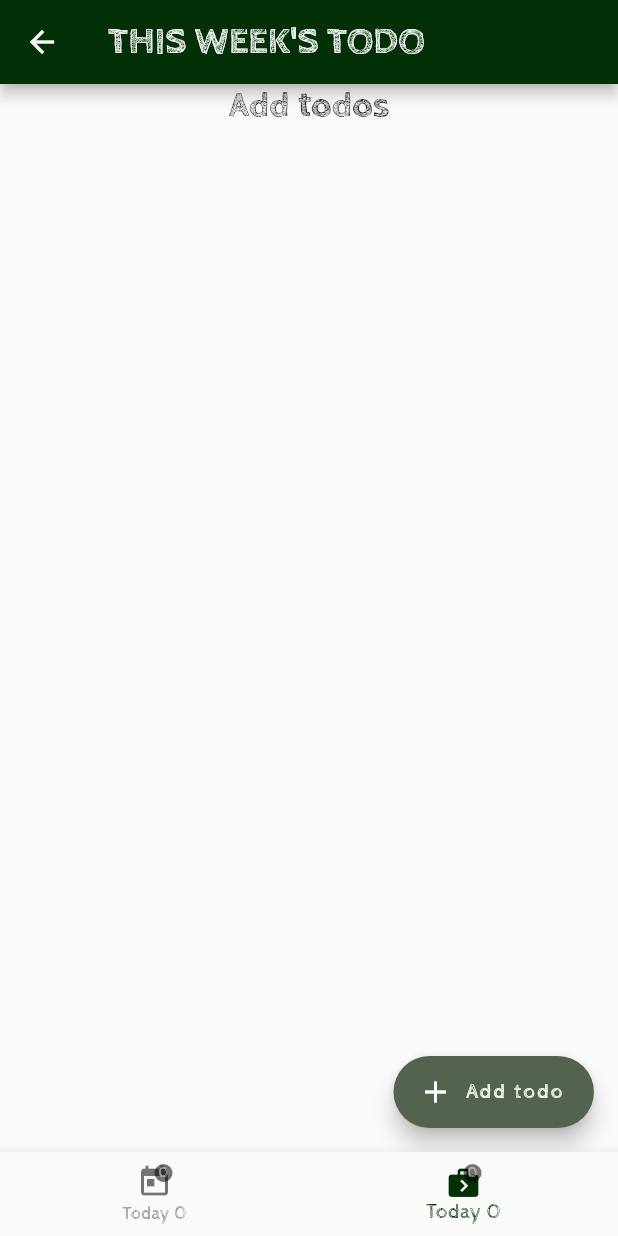
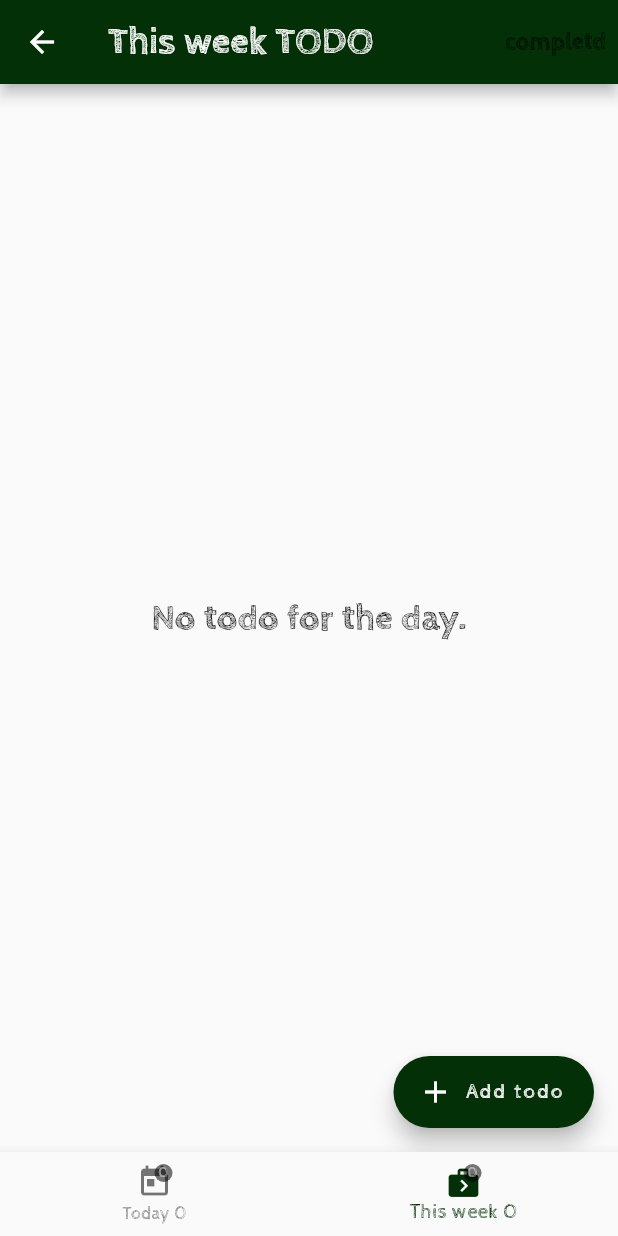
Before and after one commit to thew0205/aot_scout, a Flutter app: the TodoPageWidget screen opened directly, item 2 of the bottom bar chosen, on a phone screen of 412 x 824 dp. Run offline on Flutter 3.47's test engine with Material 2 defaults, Android fonts, the phone set to English and light mode, and no system bars; our stand-ins replace connectivity_plus, shared_preferences, sqflite; accounts and stored records are empty.

Commit message:
changs on going

```diff
--- a/lib/pages/this_week_todo_page.dart
+++ b/lib/pages/this_week_todo_page.dart
@@ -1,51 +1,77 @@
 import 'package:aot_scout/models/todolist.dart';
+import 'package:aot_scout/pages/add_todo_page.dart';
 import 'package:aot_scout/widgets/todo_listtile.dart';
 import 'package:flutter/material.dart';
 import 'package:provider/provider.dart';
 
-import 'add_todo_page.dart';
+class ThisWeekTodoPage extends StatefulWidget {
+  const ThisWeekTodoPage({Key? key}) : super(key: key);
 
-class ThisweekTodoPage extends StatelessWidget {
-  const ThisweekTodoPage({Key? key}) : super(key: key);
+  @override
+  State<ThisWeekTodoPage> createState() => _ThisWeekTodoPageState();
+}
+
+class _ThisWeekTodoPageState extends State<ThisWeekTodoPage> {
+  var isComplete = false;
 
   @override
   Widget build(BuildContext context) {
     final todos = context.watch<Todolist>();
+
+    var todayTodos = isComplete
+        ? todos.completedThisWeekTodos
+        : todos.uncompletedThisWeekTodos;
     return Scaffold(
-      appBar: AppBar(title: const Text('THIS WEEK\'S TODO')),
-      body: SingleChildScrollView(
-        child: todos.todos.isEmpty
+      appBar: AppBar(
+        title: const Text('This week TODO'),
+        actions: [
+          TextButton(
+            onPressed: () {
+              setState(() {
+                isComplete = !isComplete;
+              });
+            },
+            child: Text(
+              isComplete ? "uncompleted" : "completd",
+              style: Theme.of(context).textTheme.subtitle1,
+            ),
+          )
+        ],
+      ),
+      body: todayTodos.isEmpty
           ? Center(
               child: Text(
-                  'Add todos',
+                'No todo for the day.',
                 style: Theme.of(context).textTheme.headline5,
               ),
             )
-            : Column(
-                children: todos.thisWeekTodos
-                    .map(
-                      (todo) => ChangeNotifierProvider.value(
+          : SingleChildScrollView(
+              child: Column(
+                children: todayTodos
+                    .map((todo) => ChangeNotifierProvider.value(
                           value: todo,
                           builder: (_, __) {
                             return const TodoListtile();
                           },
-                      ),
-                    )
+                        ))
                     .toList(),
               ),
             ),
       floatingActionButton: FloatingActionButton.extended(
+        backgroundColor: Theme.of(context).primaryColor,
         icon: const Icon(Icons.add),
         label: const Text('Add todo'),
         onPressed: () async {
-          var todo = await Navigator.push<Map<String, Object>>(
-              context,
-              MaterialPageRoute(
-                  builder: (_) => const TodoForm(istoday: false)));
-          if (todo != null) await todos.addTodo(todo);
-          ScaffoldMessenger.of(context).showSnackBar(const SnackBar(
+          var todo = await showDialog(
+              context: context, builder: (_) => const TodoForm(istoday: false));
+          if (todo != null) {
+            await todos.addTodo(todo);
+            ScaffoldMessenger.of(context).showSnackBar(
+              const SnackBar(
                 content: Text('One todo has been added.'),
-          ));
+              ),
+            );
+          }
         },
       ),
     );
--- a/lib/pages/today_todo.dart
+++ b/lib/pages/today_todo.dart
@@ -17,15 +17,6 @@ class _TodayTodoPageState extends State<TodayTodoPage> {
   @override
   Widget build(BuildContext context) {
     final todos = context.watch<Todolist>();
-    print('why not rebuilding');
-    print(todos.completedTodayTodos.length);
-    print(todos.uncompletedTodayTodos.length);
-    print(todos.todayTodos.length);
-
-    print(todos.thisWeekTodos.length);
-    print(todos.uncompletedThisWeekTodos.length);
-    print(todos.completedThisWeekTodos.length);
-    print('why not rebuilding');
 
     var todayTodos =
         isComplete ? todos.completedTodayTodos : todos.uncompletedTodayTodos;
@@ -33,13 +24,17 @@ class _TodayTodoPageState extends State<TodayTodoPage> {
       appBar: AppBar(
         title: const Text('TODO'),
         actions: [
-          IconButton(
-              onPressed: () {
-                setState(() {
-                  isComplete = !isComplete;
-                });
-              },
-              icon: Icon(Icons.change_circle))
+          TextButton(
+            onPressed: () {
+              setState(() {
+                isComplete = !isComplete;
+              });
+            },
+            child: Text(
+              isComplete ? "uncompleted" : "completd",
+              style: Theme.of(context).textTheme.subtitle1,
+            ),
+          )
         ],
       ),
       body: todayTodos.isEmpty
--- a/lib/pages/todo_page.dart
+++ b/lib/pages/todo_page.dart
@@ -50,7 +50,7 @@ class _TodoPageWidgetState extends State<TodoPageWidget> {
             return Scaffold(
               body: currentIndex == 0
                   ? const TodayTodoPage()
-                  : const ThisweekTodoPage(),
+                  : const ThisWeekTodoPage(),
               bottomNavigationBar: TodoBottomNavigationBar(
                 currentIndex: currentIndex,
                 onTap: (index) {
--- a/lib/widgets/todo_bottom_navigation_bar.dart
+++ b/lib/widgets/todo_bottom_navigation_bar.dart
@@ -89,7 +89,7 @@ class TodoBottomNavigationBar extends StatelessWidget {
               ],
             ),
             label:
-                'Today ${context.watch<Todolist>().uncompletedTodayTodos.length}'),
+                'This week ${context.watch<Todolist>().uncompletedTodayTodos.length}'),
       ],
       onTap: onTap,
     );
```
Also changed, not shown: lib/aot.dart (+7 -3 lines), lib/models/todolist.dart (+6 -4 lines). Lines whose indentation alone changed are shown as unchanged.
